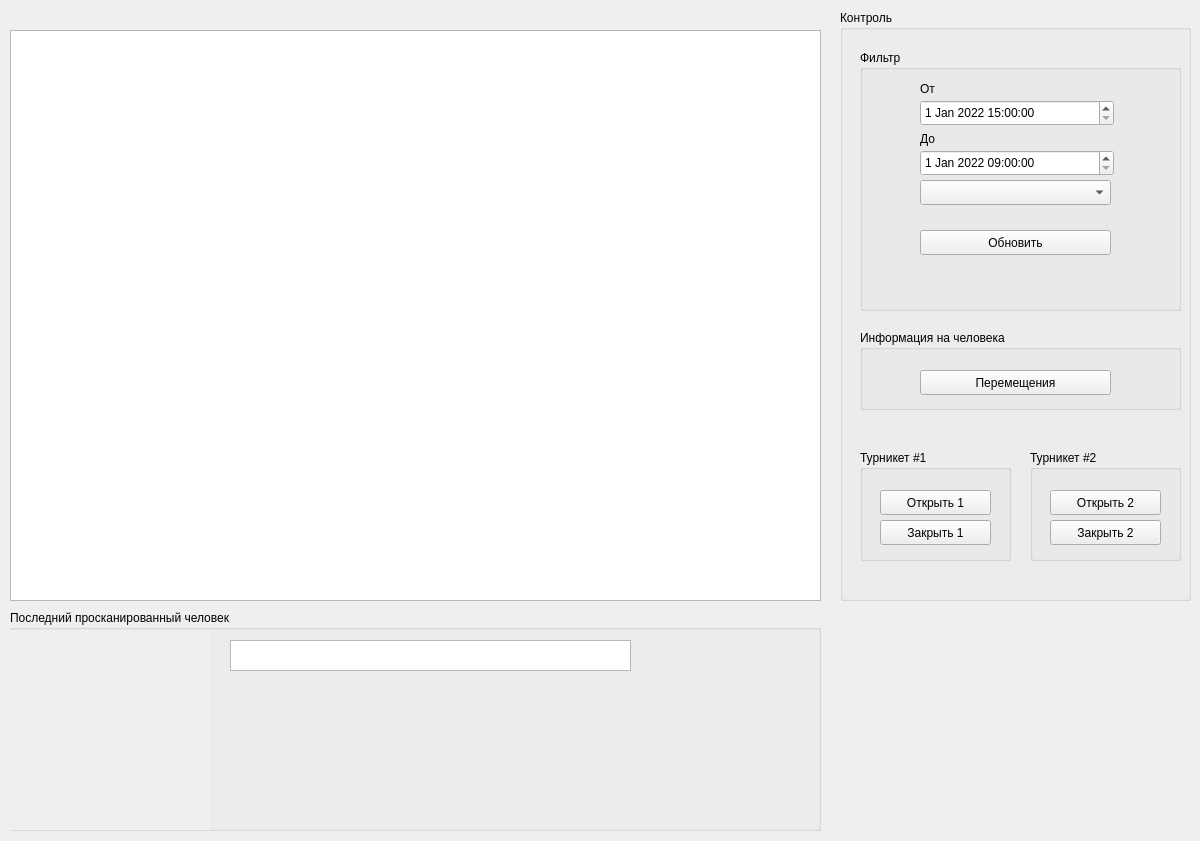
Before: the Qt Designer form widgets/main_widget/ui_main_window.ui in lxndrrud/barriers-desktop-py, drawn with Qt 5.
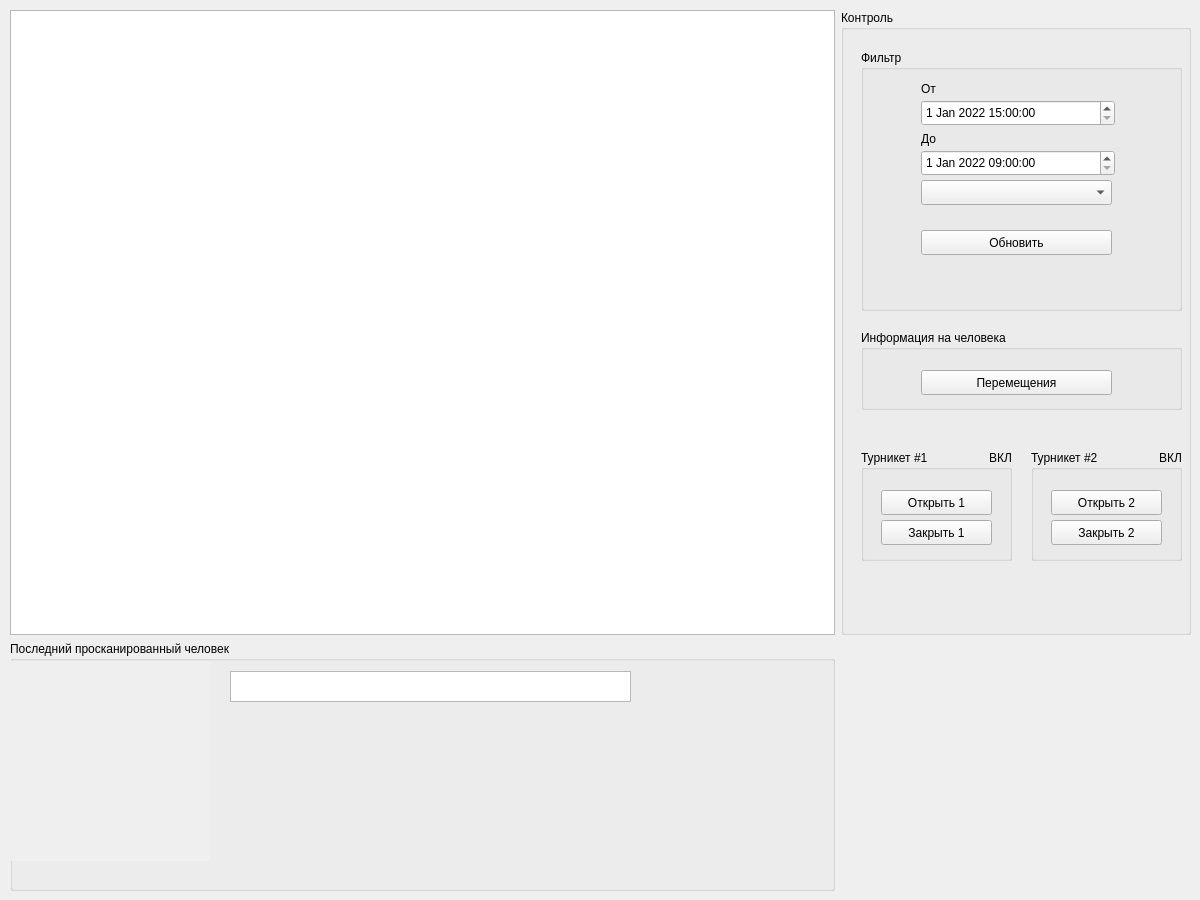
After: the same form once the commit is applied.

What changed in the file:
```diff
--- a/widgets/main_widget/ui_main_window.ui
+++ b/widgets/main_widget/ui_main_window.ui
@@ -7,26 +7,89 @@
     <x>0</x>
     <y>0</y>
     <width>1200</width>
-    <height>841</height>
+    <height>900</height>
    </rect>
   </property>
   <property name="windowTitle">
    <string>Турникеты ЛГПУ</string>
   </property>
-  <widget class="QGroupBox" name="groupBox">
+  <widget class="QWidget" name="layoutWidget">
    <property name="geometry">
     <rect>
-     <x>840</x>
+     <x>10</x>
      <y>10</y>
-     <width>351</width>
-     <height>591</height>
+     <width>1181</width>
+     <height>881</height>
     </rect>
    </property>
+   <layout class="QGridLayout" name="gridLayout">
+    <item row="1" column="0">
+     <widget class="QGroupBox" name="groupBox_5">
    <property name="sizePolicy">
-    <sizepolicy hsizetype="Expanding" vsizetype="Expanding">
+       <sizepolicy hsizetype="Preferred" vsizetype="MinimumExpanding">
      <horstretch>0</horstretch>
      <verstretch>0</verstretch>
     </sizepolicy>
+      </property>
+      <property name="maximumSize">
+       <size>
+        <width>16777215</width>
+        <height>250</height>
+       </size>
+      </property>
+      <property name="title">
+       <string>Последний просканированный человек</string>
+      </property>
+      <widget class="QLabel" name="lastPersonLabel">
+       <property name="geometry">
+        <rect>
+         <x>0</x>
+         <y>20</y>
+         <width>200</width>
+         <height>200</height>
+        </rect>
+       </property>
+       <property name="autoFillBackground">
+        <bool>true</bool>
+       </property>
+       <property name="text">
+        <string/>
+       </property>
+       <property name="openExternalLinks">
+        <bool>true</bool>
+       </property>
+       <property name="textInteractionFlags">
+        <set>Qt::LinksAccessibleByMouse</set>
+       </property>
+      </widget>
+      <widget class="QTextEdit" name="lastPersonFullname">
+       <property name="geometry">
+        <rect>
+         <x>220</x>
+         <y>30</y>
+         <width>401</width>
+         <height>31</height>
+        </rect>
+       </property>
+       <property name="readOnly">
+        <bool>true</bool>
+       </property>
+      </widget>
+     </widget>
+    </item>
+    <item row="0" column="1">
+     <widget class="QGroupBox" name="groupBox">
+      <property name="sizePolicy">
+       <sizepolicy hsizetype="MinimumExpanding" vsizetype="Expanding">
+        <horstretch>0</horstretch>
+        <verstretch>0</verstretch>
+       </sizepolicy>
+      </property>
+      <property name="maximumSize">
+       <size>
+        <width>350</width>
+        <height>16777215</height>
+       </size>
    </property>
    <property name="baseSize">
     <size>
@@ -177,6 +240,22 @@
       <string>Закрыть 1</string>
      </property>
     </widget>
+       <widget class="QLabel" name="barrier1Indicator">
+        <property name="geometry">
+         <rect>
+          <x>110</x>
+          <y>0</y>
+          <width>41</width>
+          <height>16</height>
+         </rect>
+        </property>
+        <property name="text">
+         <string>ВКЛ</string>
+        </property>
+        <property name="alignment">
+         <set>Qt::AlignRight|Qt::AlignTrailing|Qt::AlignVCenter</set>
+        </property>
+       </widget>
    </widget>
    <widget class="QGroupBox" name="groupBox_4">
     <property name="geometry">
@@ -216,6 +295,22 @@
       <string>Закрыть 2</string>
      </property>
     </widget>
+       <widget class="QLabel" name="barrier2Indicator">
+        <property name="geometry">
+         <rect>
+          <x>110</x>
+          <y>0</y>
+          <width>41</width>
+          <height>16</height>
+         </rect>
+        </property>
+        <property name="text">
+         <string>ВКЛ</string>
+        </property>
+        <property name="alignment">
+         <set>Qt::AlignRight|Qt::AlignTrailing|Qt::AlignVCenter</set>
+        </property>
+       </widget>
    </widget>
    <widget class="QGroupBox" name="groupBox_6">
     <property name="geometry">
@@ -244,14 +339,14 @@
     </widget>
    </widget>
   </widget>
+    </item>
+    <item row="0" column="0">
   <widget class="QTableView" name="tableView">
-   <property name="geometry">
-    <rect>
-     <x>10</x>
-     <y>30</y>
-     <width>811</width>
-     <height>571</height>
-    </rect>
+      <property name="sizePolicy">
+       <sizepolicy hsizetype="Expanding" vsizetype="MinimumExpanding">
+        <horstretch>0</horstretch>
+        <verstretch>0</verstretch>
+       </sizepolicy>
    </property>
    <property name="font">
     <font>
@@ -263,59 +358,17 @@
     <bool>true</bool>
    </property>
    <property name="sortingEnabled">
-    <bool>true</bool>
+       <bool>false</bool>
+      </property>
+      <property name="wordWrap">
+       <bool>false</bool>
    </property>
    <property name="cornerButtonEnabled">
     <bool>false</bool>
    </property>
   </widget>
-  <widget class="QGroupBox" name="groupBox_5">
-   <property name="geometry">
-    <rect>
-     <x>10</x>
-     <y>610</y>
-     <width>811</width>
-     <height>221</height>
-    </rect>
-   </property>
-   <property name="title">
-    <string>Последний просканированный человек</string>
-   </property>
-   <widget class="QLabel" name="lastPersonLabel">
-    <property name="geometry">
-     <rect>
-      <x>0</x>
-      <y>20</y>
-      <width>200</width>
-      <height>200</height>
-     </rect>
-    </property>
-    <property name="autoFillBackground">
-     <bool>true</bool>
-    </property>
-    <property name="text">
-     <string/>
-    </property>
-    <property name="openExternalLinks">
-     <bool>true</bool>
-    </property>
-    <property name="textInteractionFlags">
-     <set>Qt::LinksAccessibleByMouse</set>
-    </property>
-   </widget>
-   <widget class="QTextEdit" name="lastPersonFullname">
-    <property name="geometry">
-     <rect>
-      <x>220</x>
-      <y>30</y>
-      <width>401</width>
-      <height>31</height>
-     </rect>
-    </property>
-    <property name="readOnly">
-     <bool>true</bool>
-    </property>
-   </widget>
+    </item>
+   </layout>
   </widget>
  </widget>
  <resources/>
```
Lines whose indentation alone changed are shown as unchanged.
